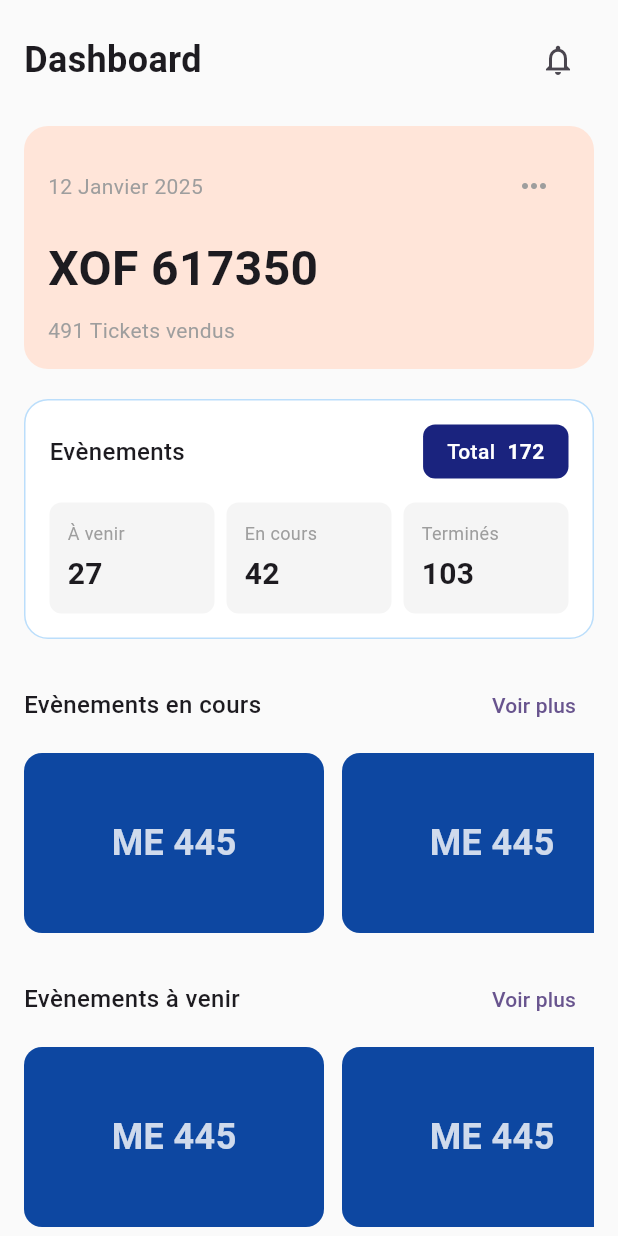
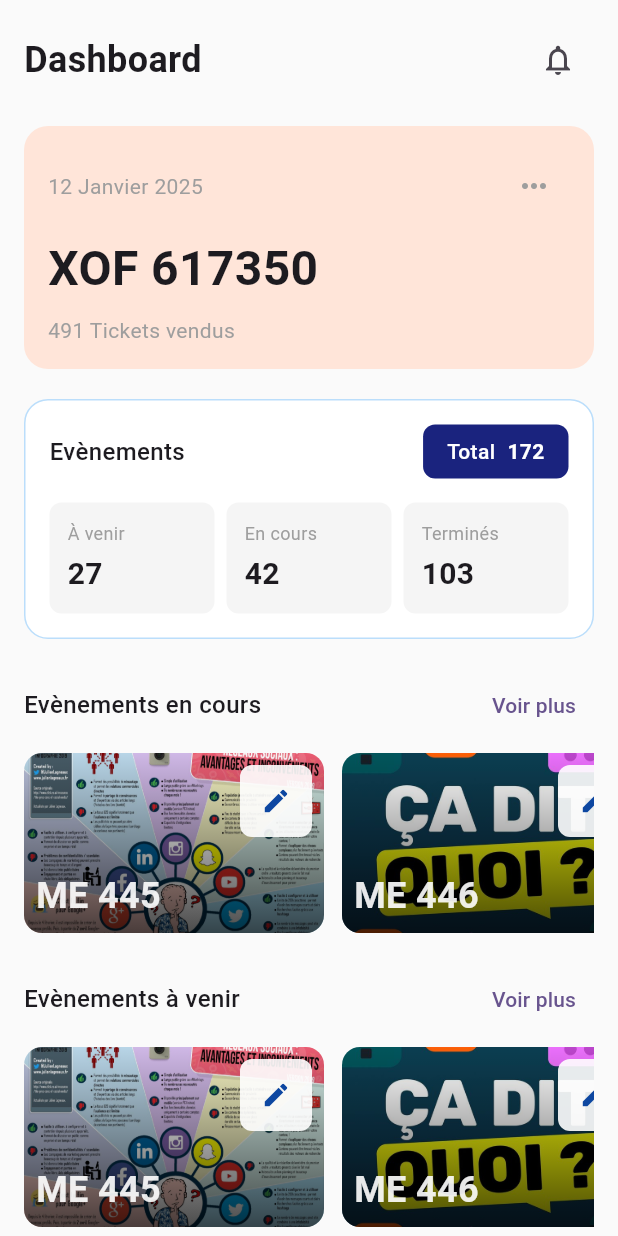
Before and after one commit to Juste231/Eventis, a Flutter app: the DashboardScreen screen opened directly, on a phone screen of 412 x 824 dp. Run offline on Flutter 3.47's test engine with Material 3 defaults, Android fonts, the phone set to English and light mode, and no system bars; our stand-ins replace badges, curved_navigation_bar, font_awesome_flutter, image_picker.

Commit message:
dashboard fin

```diff
--- a/lib/pages/admin/dashboard.dart
+++ b/lib/pages/admin/dashboard.dart
@@ -1,11 +1,30 @@
 import 'package:flutter/material.dart';
 
 class DashboardScreen extends StatelessWidget {
+  final List<EventData> events = [
+    EventData(
+      name: 'ME 445',
+      imageUrl: 'images/mark5.jpg',
+    ),
+    EventData(
+      name: 'ME 446',
+      imageUrl: 'images/ça.jpeg',
+    ),
+    EventData(
+      name: 'ME 447',
+      imageUrl: 'images/mark1.jpg',
+    ),
+    EventData(
+      name: 'ME 448',
+      imageUrl: 'images/mark2.jpeg',
+    ),
+  ];
   @override
   Widget build(BuildContext context) {
     return Scaffold(
         backgroundColor: Colors.grey[50],
         body: SafeArea(
+        child: SingleChildScrollView(
         child: Padding(
         padding: const EdgeInsets.all(16.0),
     child: Column(
@@ -153,6 +172,7 @@ class DashboardScreen extends StatelessWidget {
           ),
         ),
       ),
+    ),
     );
   }
 
@@ -213,24 +233,61 @@ class DashboardScreen extends StatelessWidget {
           height: 120,
           child: ListView.builder(
             scrollDirection: Axis.horizontal,
-            itemCount: 4,
+            itemCount: events.length,
             itemBuilder: (context, index) {
               return Container(
                 width: 200,
                 margin: const EdgeInsets.only(right: 12),
                 decoration: BoxDecoration(
+                  borderRadius: BorderRadius.circular(12),
+                  image: DecorationImage(
+                    image: AssetImage(events[index].imageUrl),
+                    fit: BoxFit.cover,
+                  ),
+                ),
+                child: Stack(
+                  children: [
+                    Container(
+                      decoration: BoxDecoration(
+                        borderRadius: BorderRadius.circular(12),
+                        gradient: LinearGradient(
+                          begin: Alignment.bottomCenter,
+                          end: Alignment.topCenter,
+                          colors: [
+                            Colors.black.withOpacity(0.7),
+                            Colors.transparent,
+                          ],
+                        ),
+                      ),
+                    ),
+                    Positioned(
+                      top: 8,
+                      right: 8,
+                      child: Container(
+                        decoration: BoxDecoration(
+                          color: Colors.white.withOpacity(0.9),
+                          borderRadius: BorderRadius.circular(8),
+                        ),
+                        child: IconButton(
+                          icon: const Icon(Icons.edit, size: 20),
+                          onPressed: () {},
                           color: Colors.blue[900],
-                  borderRadius: BorderRadius.circular(12),
                         ),
-                child: Center(
+                      ),
+                    ),
+                    Positioned(
+                      bottom: 8,
+                      left: 8,
                       child: Text(
-                    'ME 445',
+                        events[index].name,
                         style: TextStyle(
-                      color: Colors.white.withOpacity(0.8),
+                          color: Colors.white.withOpacity(0.9),
                           fontSize: 24,
                           fontWeight: FontWeight.bold,
                         ),
                       ),
+                    ),
+                  ],
                 ),
               );
             },
@@ -240,3 +297,13 @@ class DashboardScreen extends StatelessWidget {
     );
   }
 }
+
+class EventData {
+  final String name;
+  final String imageUrl;
+
+  EventData({
+    required this.name,
+    required this.imageUrl,
+  });
+}
--- a/lib/pages/bottomnav.dart
+++ b/lib/pages/bottomnav.dart
@@ -6,6 +6,7 @@ import 'package:eventiss/pages/reservation.dart';
 import 'package:eventiss/pages/home.dart';
 
 import 'admin/add.dart';
+import 'admin/dashboard.dart';
 
 class bottomnav extends StatefulWidget {
   const bottomnav({super.key});
@@ -19,7 +20,7 @@ class _bottomnavState extends State<bottomnav> {
   final screens = [
     Home(),
     AddTicketPage(),
-    profil(),
+    DashboardScreen(),
   ];
   @override
   Widget build(BuildContext context) {
--- a/lib/pages/event.dart
+++ b/lib/pages/event.dart
@@ -55,12 +55,7 @@ class _eventState extends State<event> {
         backgroundColor: Colors.white,
         elevation: 5,
         leading: IconButton(
-          onPressed: () {
-            Navigator.push(
-              context,
-              MaterialPageRoute(builder: (context) => Home()),
-            );
-          },
+          onPressed: () => Navigator.pop(context),
           icon: Icon(Icons.arrow_back_sharp),
         ),
       ),
```
Lines whose indentation alone changed are shown as unchanged.
